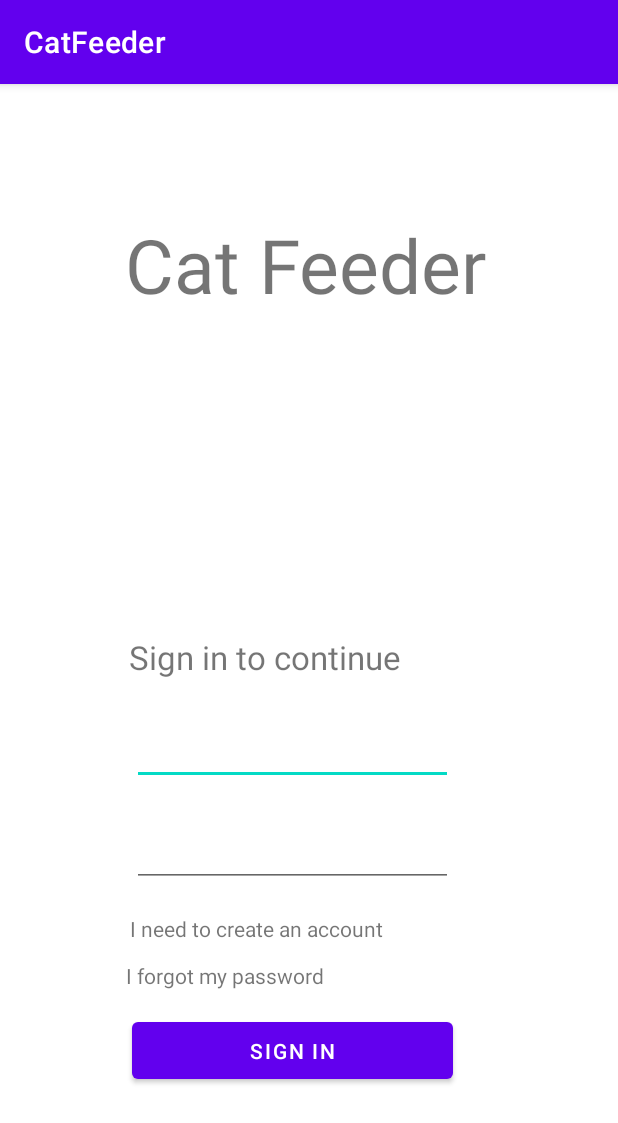
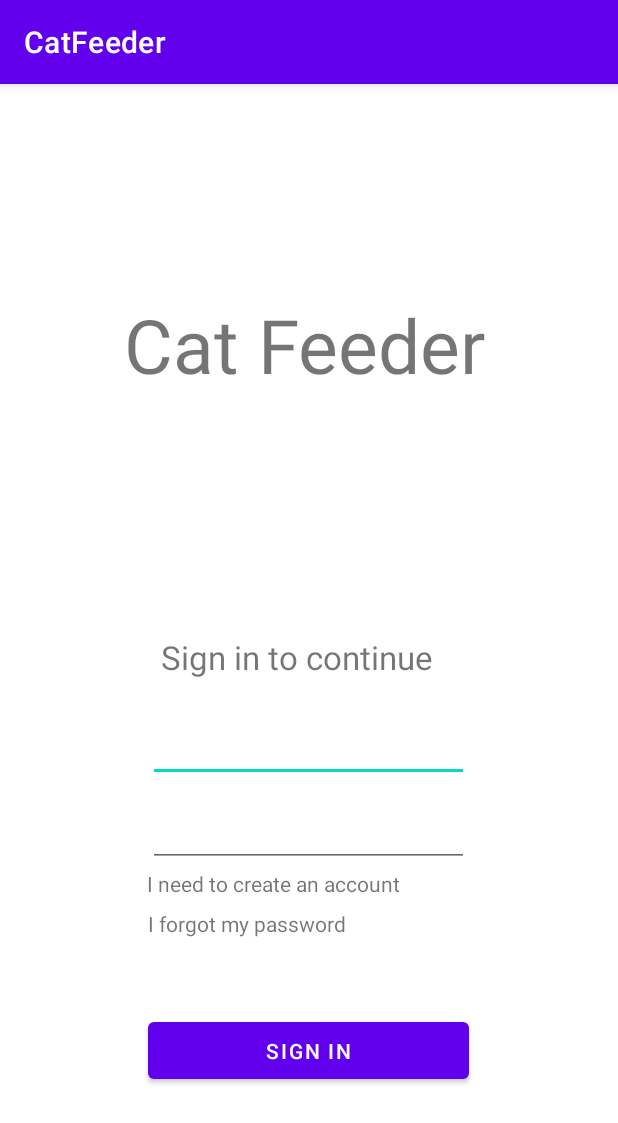
Before and after one commit to Chum-O/CatFeeder, an Android app: the screen it shows after launch (MainActivity), on a phone screen of 412 x 824 dp. Shown: the top 1123 px of the screen. Run offline under Robolectric (Android 15) with nearby library versions, the phone set to English and light mode, and no system bars.

Commit message:
initial commit

```diff
--- a/app/build.gradle
+++ b/app/build.gradle
@@ -31,6 +31,7 @@ android {
 }
 
 dependencies {
+    implementation("com.squareup.okhttp3:okhttp:4.9.0")
 
     implementation 'androidx.appcompat:appcompat:1.4.1'
     implementation 'com.google.android.material:material:1.5.0'
--- a/app/src/main/AndroidManifest.xml
+++ b/app/src/main/AndroidManifest.xml
@@ -1,8 +1,9 @@
 <?xml version="1.0" encoding="utf-8"?>
 <manifest xmlns:android="http://schemas.android.com/apk/res/android"
     package="com.example.catfeeder">
-
+    <uses-permission android:name="android.permission.INTERNET"/>
     <application
+        android:usesCleartextTraffic="true"
         android:allowBackup="true"
         android:icon="@mipmap/ic_launcher"
         android:label="@string/app_name"
--- a/app/src/main/java/com/example/catfeeder/LaserToyModule.java
+++ /dev/null
@@ -1,4 +0,0 @@
-package com.example.catfeeder;
-
-public class LaserToyModule {
-}
--- a/app/src/main/java/com/example/catfeeder/MainActivity.java
+++ b/app/src/main/java/com/example/catfeeder/MainActivity.java
@@ -5,6 +5,8 @@ import android.widget.Button;
 import android.content.Intent;
 import android.os.Bundle;
 import android.view.View;
+
+
 
 public class MainActivity extends AppCompatActivity {
     Button button;
--- a/app/src/main/res/layout/activity_main.xml
+++ b/app/src/main/res/layout/activity_main.xml
@@ -14,24 +14,25 @@
         android:textSize="50sp"
         app:layout_constraintBottom_toBottomOf="parent"
         app:layout_constraintEnd_toEndOf="parent"
+        app:layout_constraintHorizontal_bias="0.496"
         app:layout_constraintStart_toStartOf="parent"
         app:layout_constraintTop_toTopOf="parent"
-        app:layout_constraintVertical_bias="0.123" />
+        app:layout_constraintVertical_bias="0.199" />
 
     <EditText
         android:id="@+id/editTextTextEmailAddress"
         android:layout_width="214dp"
         android:layout_height="47dp"
+        android:autofillHints="emailAddress"
         android:ems="10"
         android:inputType="textEmailAddress"
         android:labelFor="@id/editTextTextEmailAddress"
-        android:autofillHints="emailAddress"
         app:layout_constraintBottom_toBottomOf="parent"
         app:layout_constraintEnd_toEndOf="parent"
-        app:layout_constraintHorizontal_bias="0.443"
+        app:layout_constraintHorizontal_bias="0.497"
         app:layout_constraintStart_toStartOf="parent"
         app:layout_constraintTop_toTopOf="parent"
-        app:layout_constraintVertical_bias="0.583" />
+        app:layout_constraintVertical_bias="0.58" />
 
     <TextView
         android:id="@+id/textView2"
@@ -41,7 +42,7 @@
         android:textSize="22sp"
         app:layout_constraintBottom_toBottomOf="parent"
         app:layout_constraintEnd_toEndOf="parent"
-        app:layout_constraintHorizontal_bias="0.396"
+        app:layout_constraintHorizontal_bias="0.493"
         app:layout_constraintStart_toStartOf="parent"
         app:layout_constraintTop_toTopOf="parent"
         app:layout_constraintVertical_bias="0.499" />
@@ -50,16 +51,16 @@
         android:id="@+id/editTextTextPassword"
         android:layout_width="214dp"
         android:layout_height="47dp"
+        android:autofillHints="password"
         android:ems="10"
         android:inputType="textPassword"
         android:labelFor="@id/editTextTextPassword"
-        android:autofillHints="password"
         app:layout_constraintBottom_toBottomOf="parent"
         app:layout_constraintEnd_toEndOf="parent"
-        app:layout_constraintHorizontal_bias="0.443"
+        app:layout_constraintHorizontal_bias="0.497"
         app:layout_constraintStart_toStartOf="parent"
         app:layout_constraintTop_toTopOf="parent"
-        app:layout_constraintVertical_bias="0.677" />
+        app:layout_constraintVertical_bias="0.659" />
 
     <Button
         android:id="@+id/button"
@@ -68,7 +69,7 @@
         android:text="@string/sign_in_button"
         app:layout_constraintBottom_toBottomOf="parent"
         app:layout_constraintEnd_toEndOf="parent"
-        app:layout_constraintHorizontal_bias="0.443"
+        app:layout_constraintHorizontal_bias="0.497"
         app:layout_constraintStart_toStartOf="parent"
         app:layout_constraintTop_toTopOf="parent"
         app:layout_constraintVertical_bias="0.863" />
@@ -80,10 +81,10 @@
         android:text="@string/forgot_password"
         app:layout_constraintBottom_toBottomOf="parent"
         app:layout_constraintEnd_toEndOf="parent"
-        app:layout_constraintHorizontal_bias="0.3"
+        app:layout_constraintHorizontal_bias="0.352"
         app:layout_constraintStart_toStartOf="parent"
         app:layout_constraintTop_toTopOf="parent"
-        app:layout_constraintVertical_bias="0.781" />
+        app:layout_constraintVertical_bias="0.735" />
 
     <TextView
         android:id="@+id/textView4"
@@ -92,9 +93,9 @@
         android:text="@string/new_account"
         app:layout_constraintBottom_toBottomOf="parent"
         app:layout_constraintEnd_toEndOf="parent"
-        app:layout_constraintHorizontal_bias="0.357"
+        app:layout_constraintHorizontal_bias="0.404"
         app:layout_constraintStart_toStartOf="parent"
         app:layout_constraintTop_toTopOf="parent"
-        app:layout_constraintVertical_bias="0.739" />
+        app:layout_constraintVertical_bias="0.699" />
 
 </androidx.constraintlayout.widget.ConstraintLayout>
```
Also changed, not shown: app/src/main/java/com/example/catfeeder/LaserToyActivity.java (added, +8 -0 lines), app/src/main/java/com/example/catfeeder/ManualFeedingActivity.java (added, +11 -0 lines), app/src/main/java/com/example/catfeeder/MenuActivity.java (+10 -0 lines), app/src/main/res/layout/laser_toy_activity.xml (added, +27 -0 lines), app/src/main/res/layout/manual_feeding_activity.xml (added, +26 -0 lines).
